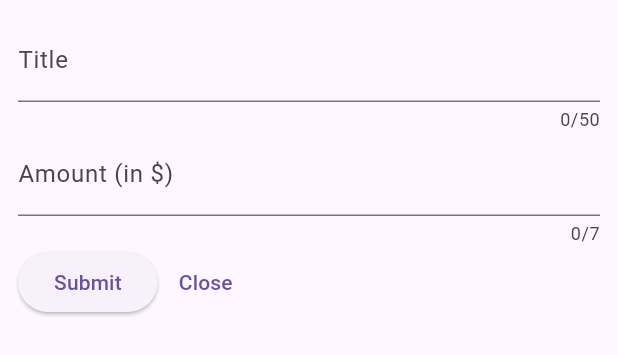
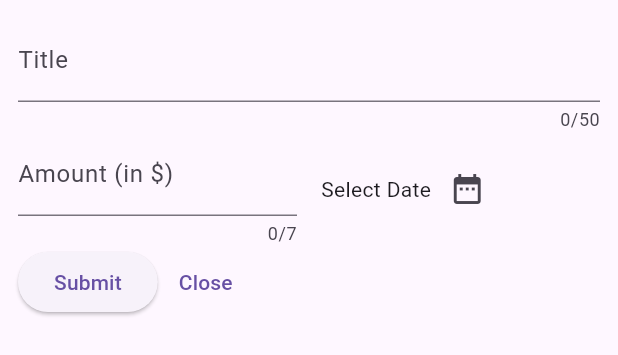
Before and after one commit to kaushalbundel/flutter_expense_tracker, a Flutter app: the NewExpenseModal widget shown alone on an empty page, opened directly, after a tap on "Submit", on a phone screen of 412 x 824 dp. Shown: the top 355 px of the screen. Run offline on Flutter 3.47's test engine with Material 3 defaults, Android fonts, the phone set to English and light mode, and no system bars.

Commit message:
Date Picker Added

```diff
--- a/lib/widgets/expense/new_expense_modal.dart
+++ b/lib/widgets/expense/new_expense_modal.dart
@@ -15,6 +15,21 @@ class _NewExpenseModalState extends State<NewExpenseModal> {
   // storing the value entered in the text field
   final _titleController = TextEditingController();
   final _amountController = TextEditingController();
+
+  void _showDateModal() {
+    final currentDate = DateTime.now();
+    final lastDate = DateTime(
+      currentDate.year + 1,
+      currentDate.month,
+      currentDate.day,
+    );
+
+    showDatePicker(
+      context: context,
+      firstDate: currentDate,
+      lastDate: lastDate,
+    );
+  }
 
   @override
   void dispose() {
@@ -35,23 +50,49 @@ class _NewExpenseModalState extends State<NewExpenseModal> {
             maxLength: 50,
             controller: _titleController,
           ),
-          TextField(
-            decoration: const InputDecoration(label: Text("Amount (in \$)")),
-            keyboardType: TextInputType.number,
-            maxLength: 7,
-            controller: _amountController,
+          Row(
+            mainAxisAlignment: MainAxisAlignment.end,
+            children: [
+              Expanded(
+                flex: 1,
+                child: TextField(
+                  decoration: const InputDecoration(
+                    label: Text("Amount (in \$)"),
+                    prefixText: "\$ ",
+                  ),
+                  keyboardType: TextInputType.number,
+                  maxLength: 7,
+                  controller: _amountController,
+                ),
+              ),
+              const SizedBox(width: 16),
+              Expanded(
+                flex: 1,
+                child: Row(
+                  children: [
+                    const Text("Select Date"),
+                    IconButton(
+                      onPressed: _showDateModal,
+                      icon: const Icon(Icons.date_range),
+                    ),
+                  ],
+                ),
+              ),
+            ],
           ),
           Row(
             children: [
               ElevatedButton(
                 onPressed: () {
-                  print(_titleController.text);
+                  print(_titleController);
                   print(_amountController.text);
                 },
                 child: const Text("Submit"),
               ),
               TextButton(
-                onPressed: () {},
+                onPressed: () {
+                  Navigator.pop(context);
+                },
                 child: const Text("Close"),
               ), // TODO: As the form is closed the stored values should disappear
             ],
```
